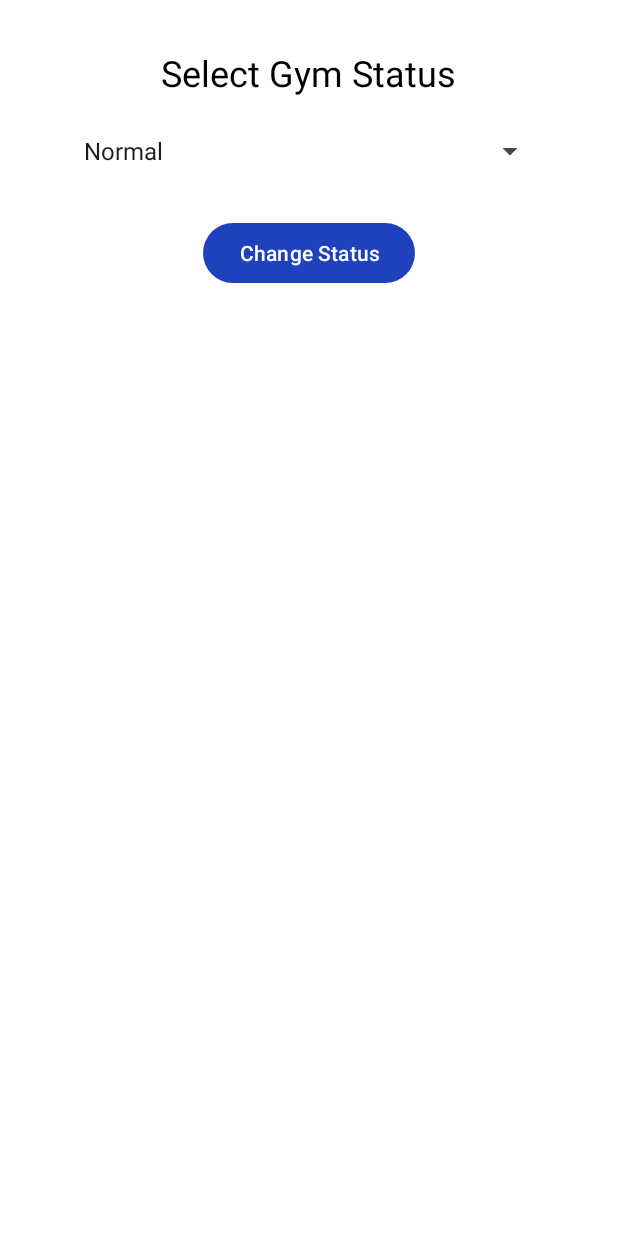
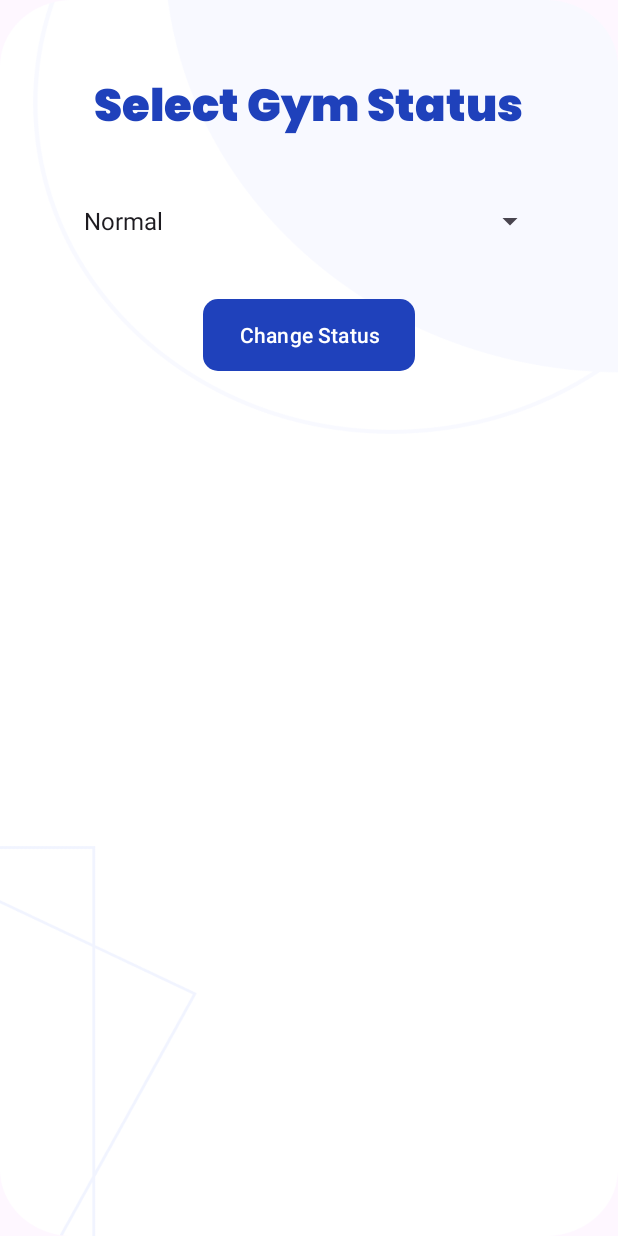
Before and after one commit to HasanChamara/Android_Fitness_App_Java, an Android app: the internalStatusActivity screen opened directly, with no data from a screen before it, on a phone screen of 412 x 824 dp. Run offline under Robolectric (Android 15) with nearby library versions, the phone set to English and light mode, and no system bars; our stand-ins replace Firebase (no records; nobody signed in at launch, a user with empty details on screens opened directly).

Commit message:
Gym Status

```diff
--- /dev/null
+++ b/app/src/main/res/drawable/status_background.xml
@@ -0,0 +1,5 @@
+<?xml version="1.0" encoding="utf-8"?>
+    <shape xmlns:android="http://schemas.android.com/apk/res/android"
+        android:shape="rectangle">
+        <corners android:radius="10dp" /> <!-- Adjust the radius to control the roundness -->
+    </shape>
--- a/app/src/main/res/layout/activity_internal_status.xml
+++ b/app/src/main/res/layout/activity_internal_status.xml
@@ -5,7 +5,7 @@
     android:layout_width="match_parent"
     android:layout_height="match_parent"
     android:padding="16dp"
-    android:background="@android:color/white">
+    android:background="@drawable/backgroundimg">
 
     <TextView
         android:id="@+id/titleTextView"
@@ -13,16 +13,18 @@
         android:layout_height="wrap_content"
         android:layout_centerHorizontal="true"
         android:text="Select Gym Status"
-        android:textColor="@android:color/black"
-        android:textSize="24sp"
-        android:layout_marginTop="16dp"/>
+        android:fontFamily="@font/poppins_black"
+        android:textStyle="bold"
+        android:textColor="@color/theme_blue"
+        android:textSize="30dp"
+        android:layout_marginTop="30dp"/>
 
     <Spinner
         android:id="@+id/statusSpinner"
         android:layout_width="match_parent"
         android:layout_height="wrap_content"
         android:layout_below="@id/titleTextView"
-        android:layout_marginTop="24dp"
+        android:layout_marginTop="35dp"
         android:layout_marginHorizontal="32dp"
         android:textColor="@android:color/black"/>
 
@@ -30,10 +32,11 @@
         android:id="@+id/changeStatusButton"
         android:layout_width="wrap_content"
         android:layout_height="wrap_content"
+        android:background="@drawable/mybutton"
         android:text="Change Status"
         android:layout_below="@id/statusSpinner"
         android:layout_centerHorizontal="true"
-        android:layout_marginTop="32dp"
+        android:layout_marginTop="40dp"
         />
 
 </RelativeLayout>
--- a/app/src/main/res/values/colors.xml
+++ b/app/src/main/res/values/colors.xml
@@ -14,8 +14,8 @@
 
     <color name="status_background">#CCCCCC</color>
     <color name="overcrowd_background">#FF0000</color>
-    <color name="normal_background">#00FF00</color>
-    <color name="free_background">#0000FF</color>
+    <color name="normal_background">#FFEB3B</color>
+    <color name="free_background">#11FF00</color>
 
     <color name="overcrowd_text">#FFFFFF</color>
     <color name="normal_text">#FFFFFF</color>
```
Also changed, not shown: app/src/main/res/layout/fragment_home.xml (+8 -2 lines).
